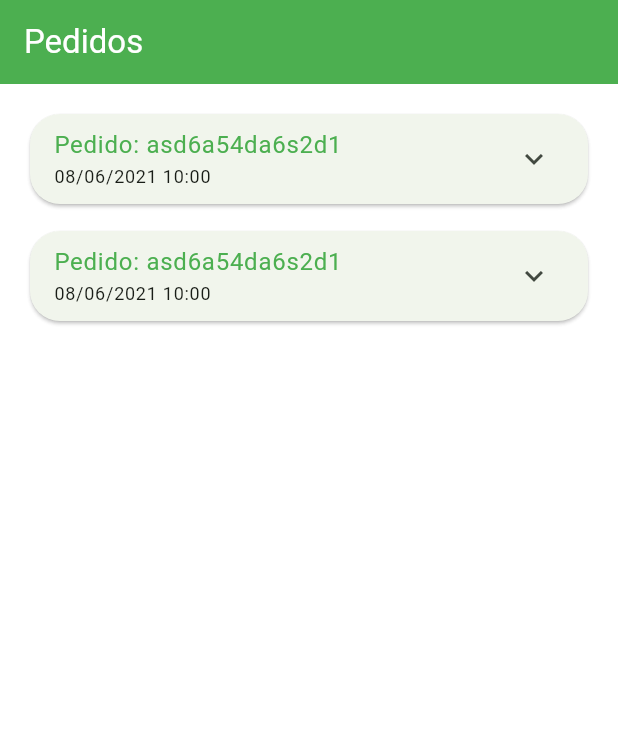
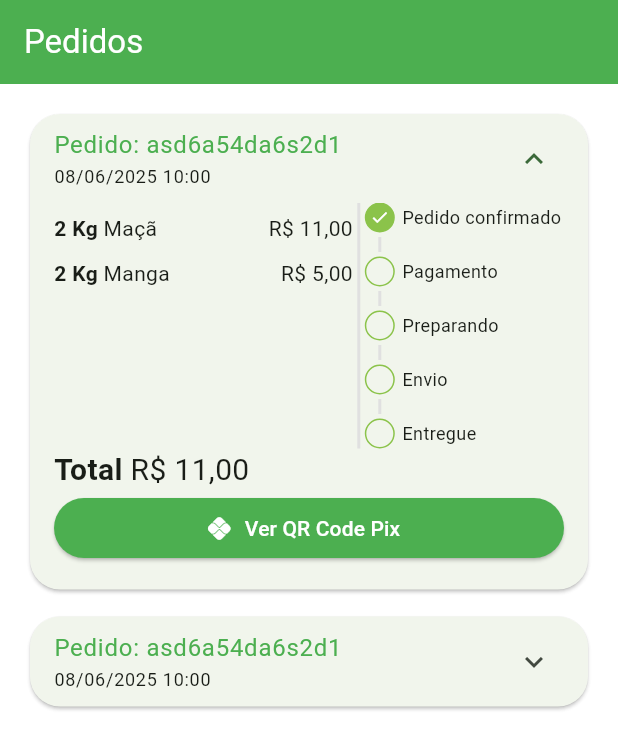
Before and after one commit to EmersonBrancher/green-grocer, a Flutter app: the OrdersTab screen opened directly, on a phone screen of 412 x 824 dp. Shown: the top 749 px of the screen. Run offline on Flutter 3.47's test engine with Material 3 defaults, Android fonts, the phone set to English and light mode, and no system bars; our stand-ins replace animated_text_kit, mask_text_input_formatter.

Commit message:
WIP - Tela de pedidos

```diff
--- a/greengrocer/lib/src/config/app_data.dart
+++ b/greengrocer/lib/src/config/app_data.dart
@@ -84,8 +84,8 @@ UserModel user = UserModel(
 List<OrderModel> orders = [
   OrderModel(
     copyAndPaste: 'q1w2e3r4t5y6',
-    createdDateTime: DateTime.parse('2021-06-08 10:00:10.458'),
-    overdueDateTime: DateTime.parse('2021-06-08 11:00:10.458'),
+    createdDateTime: DateTime.parse('2025-06-08 10:00:10.458'),
+    overdueDateTime: DateTime.parse('2025-06-08 11:00:10.458'),
     id: 'asd6a54da6s2d1',
     status: 'pending_payment',
     total: 11,
@@ -102,10 +102,10 @@ List<OrderModel> orders = [
   ),
   OrderModel(
     copyAndPaste: 'q1w2e3r4t5y6',
-    createdDateTime: DateTime.parse('2021-06-08 10:00:10.458'),
-    overdueDateTime: DateTime.parse('2021-06-08 11:00:10.458'),
+    createdDateTime: DateTime.parse('2025-06-08 10:00:10.458'),
+    overdueDateTime: DateTime.parse('2025-06-08 11:00:10.458'),
     id: 'asd6a54da6s2d1',
-    status: 'refounded',
+    status: 'delivered',
     total: 11.5,
     items: [
       CartItemModel(
--- a/greengrocer/lib/src/pages/orders/components/order_status_widget.dart
+++ b/greengrocer/lib/src/pages/orders/components/order_status_widget.dart
@@ -44,7 +44,27 @@ class OrderStatusWidget extends StatelessWidget {
             title: 'Pagamento Pix vencido',
             backgroundColor: Colors.red,
           ),
-        ]
+        ] else ...[
+          _StatusDot(
+            isActive: currentStatus >= 2,
+            title: 'Pagamento',
+          ),
+          const _CustomDivider(),
+          _StatusDot(
+            isActive: currentStatus >= 3,
+            title: 'Preparando',
+          ),
+          const _CustomDivider(),
+          _StatusDot(
+            isActive: currentStatus >= 4,
+            title: 'Envio',
+          ),
+          const _CustomDivider(),
+          _StatusDot(
+            isActive: currentStatus >= 5,
+            title: 'Entregue',
+          ),
+        ],
       ],
     );
   }
--- a/greengrocer/lib/src/pages/orders/components/order_tile.dart
+++ b/greengrocer/lib/src/pages/orders/components/order_tile.dart
@@ -1,4 +1,5 @@
 import 'package:flutter/material.dart';
+import 'package:greengrocer/src/config/custom_colors.dart';
 import 'package:greengrocer/src/models/cart_item_model.dart';
 import 'package:greengrocer/src/pages/orders/components/order_status_widget.dart';
 import 'package:greengrocer/src/services/utils_services.dart';
@@ -24,6 +25,8 @@ class OrderTile extends StatelessWidget {
           dividerColor: Colors.transparent,
         ),
         child: ExpansionTile(
+          expandedCrossAxisAlignment: CrossAxisAlignment.stretch,
+          initiallyExpanded: order.status == 'pending_payment',
           title: Column(
             mainAxisSize: MainAxisSize.min,
             crossAxisAlignment: CrossAxisAlignment.start,
@@ -44,13 +47,14 @@ class OrderTile extends StatelessWidget {
           ),
           childrenPadding: const EdgeInsets.fromLTRB(16, 0, 16, 16),
           children: [
-            SizedBox(
-              height: 150,
+            IntrinsicHeight(
               child: Row(
                 children: <Widget>[
                   Expanded(
                     flex: 3,
                     //crescimento da proporção do expanded em relação a outro expanded
+                    child: SizedBox(
+                      height: 150,
                       child: ListView(
                         children: order.items.map((orderItem) {
                           return _OrderItemWidget(
@@ -58,6 +62,7 @@ class OrderTile extends StatelessWidget {
                             orderItem: orderItem,
                           );
                         }).toList(),
+                      ),
                     ),
                   ),
                   VerticalDivider(
@@ -73,6 +78,39 @@ class OrderTile extends StatelessWidget {
                     ),
                   ),
                 ],
+              ),
+            ),
+            Text.rich(
+              TextSpan(style: const TextStyle(fontSize: 20), children: [
+                const TextSpan(
+                  text: 'Total ',
+                  style: TextStyle(
+                    fontWeight: FontWeight.bold,
+                  ),
+                ),
+                TextSpan(
+                  text: utilsServices.priceToCurrency(order.total),
+                ),
+              ]),
+            ),
+            Visibility(
+              visible: order.status == 'pending_payment',
+              // replacement: , caso queria substituir o child por outro widget no caso do visible seja falso   <<<<<=======
+              child: ElevatedButton.icon(
+                style: ElevatedButton.styleFrom(
+                  backgroundColor: Colors.green,
+                  shape: RoundedRectangleBorder(
+                    borderRadius: BorderRadius.circular(20),
+                  ),
+                ),
+                onPressed: () {},
+                icon: const Icon(Icons.pix,color: Colors.white),
+                label: const Text(
+                  'Ver QR Code Pix',
+                  style: TextStyle(
+                    color: Colors.white,
+                  ),
+                ),
               ),
             ),
           ],
```
Lines whose indentation alone changed are shown as unchanged.
